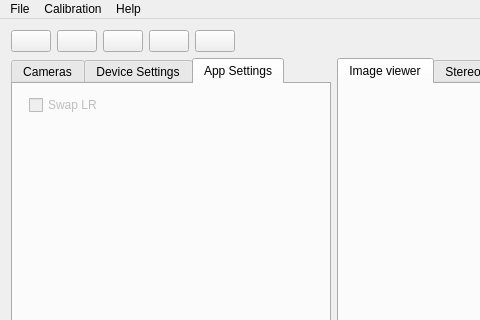
Before: the Qt Designer form src/mainwindow.ui in i3drobotics/stereo-vision-toolkit, drawn with Qt 5; both pictures show x 0 to 480 and y 0 to 320 of the 1200 by 800 pixel window.
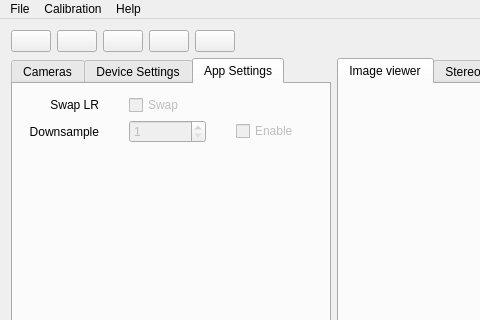
After: the same form once the commit is applied. The open tabs and pages were chosen to show the change.

Patch:
```diff
--- a/src/mainwindow.ui
+++ b/src/mainwindow.ui
@@ -861,26 +861,141 @@
              <item>
               <layout class="QVBoxLayout" name="verticalLayout_10">
                <item>
-                <layout class="QHBoxLayout" name="horizontalLayout_14">
+                <layout class="QGridLayout" name="gridLayout_4" columnstretch="0,1,1">
                  <property name="leftMargin">
                   <number>5</number>
                  </property>
                  <property name="topMargin">
                   <number>0</number>
                  </property>
-                 <item>
-                  <widget class="QCheckBox" name="toggleSwapLeftRight">
+                 <property name="rightMargin">
+                  <number>5</number>
+                 </property>
+                 <property name="horizontalSpacing">
+                  <number>30</number>
+                 </property>
+                 <property name="verticalSpacing">
+                  <number>5</number>
+                 </property>
+                 <item row="1" column="1">
+                  <widget class="QSpinBox" name="spinBoxDownsample">
                    <property name="enabled">
                     <bool>false</bool>
+                   </property>
+                   <property name="sizePolicy">
+                    <sizepolicy hsizetype="Preferred" vsizetype="Preferred">
+                     <horstretch>0</horstretch>
+                     <verstretch>0</verstretch>
+                    </sizepolicy>
+                   </property>
+                   <property name="minimumSize">
+                    <size>
+                     <width>0</width>
+                     <height>0</height>
+                    </size>
+                   </property>
+                   <property name="minimum">
+                    <number>1</number>
+                   </property>
+                   <property name="maximum">
+                    <number>10</number>
+                   </property>
+                  </widget>
+                 </item>
+                 <item row="1" column="0">
+                  <widget class="QLabel" name="lblDownsample">
+                   <property name="enabled">
+                    <bool>true</bool>
+                   </property>
+                   <property name="text">
+                    <string>Downsample</string>
+                   </property>
+                   <property name="alignment">
+                    <set>Qt::AlignRight|Qt::AlignTrailing|Qt::AlignVCenter</set>
+                   </property>
+                  </widget>
+                 </item>
+                 <item row="0" column="0">
+                  <widget class="QLabel" name="lblSwapLR">
+                   <property name="enabled">
+                    <bool>true</bool>
                    </property>
                    <property name="text">
                     <string>Swap LR</string>
                    </property>
+                   <property name="alignment">
+                    <set>Qt::AlignRight|Qt::AlignTrailing|Qt::AlignVCenter</set>
+                   </property>
+                  </widget>
+                 </item>
+                 <item row="1" column="2">
+                  <widget class="QCheckBox" name="toggleDownsample">
+                   <property name="enabled">
+                    <bool>false</bool>
+                   </property>
+                   <property name="text">
+                    <string>Enable</string>
+                   </property>
+                  </widget>
+                 </item>
+                 <item row="0" column="1">
+                  <widget class="QCheckBox" name="toggleSwapLeftRight">
+                   <property name="enabled">
+                    <bool>false</bool>
+                   </property>
+                   <property name="sizePolicy">
+                    <sizepolicy hsizetype="Preferred" vsizetype="Preferred">
+                     <horstretch>0</horstretch>
+                     <verstretch>0</verstretch>
+                    </sizepolicy>
+                   </property>
+                   <property name="text">
+                    <string>Swap</string>
+                   </property>
                    <property name="checkable">
                     <bool>true</bool>
                    </property>
                   </widget>
                  </item>
+                 <item row="2" column="0">
+                  <spacer name="horizontalSpacer_9">
+                   <property name="orientation">
+                    <enum>Qt::Horizontal</enum>
+                   </property>
+                   <property name="sizeHint" stdset="0">
+                    <size>
+                     <width>40</width>
+                     <height>20</height>
+                    </size>
+                   </property>
+                  </spacer>
+                 </item>
+                 <item row="2" column="1">
+                  <spacer name="horizontalSpacer_10">
+                   <property name="orientation">
+                    <enum>Qt::Horizontal</enum>
+                   </property>
+                   <property name="sizeHint" stdset="0">
+                    <size>
+                     <width>40</width>
+                     <height>20</height>
+                    </size>
+                   </property>
+                  </spacer>
+                 </item>
+                 <item row="2" column="2">
+                  <spacer name="horizontalSpacer_11">
+                   <property name="orientation">
+                    <enum>Qt::Horizontal</enum>
+                   </property>
+                   <property name="sizeHint" stdset="0">
+                    <size>
+                     <width>40</width>
+                     <height>20</height>
+                    </size>
+                   </property>
+                  </spacer>
+                 </item>
                 </layout>
                </item>
                <item>
```
Left out of the diff: 387 changed lines with no effect on the pictures.
